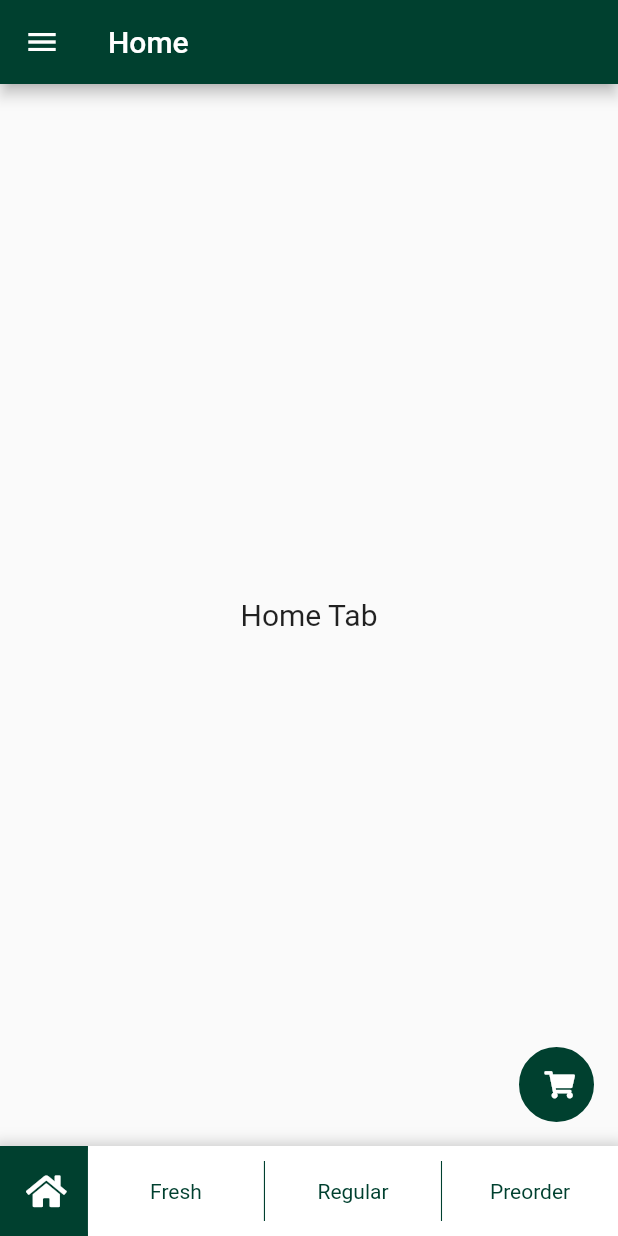
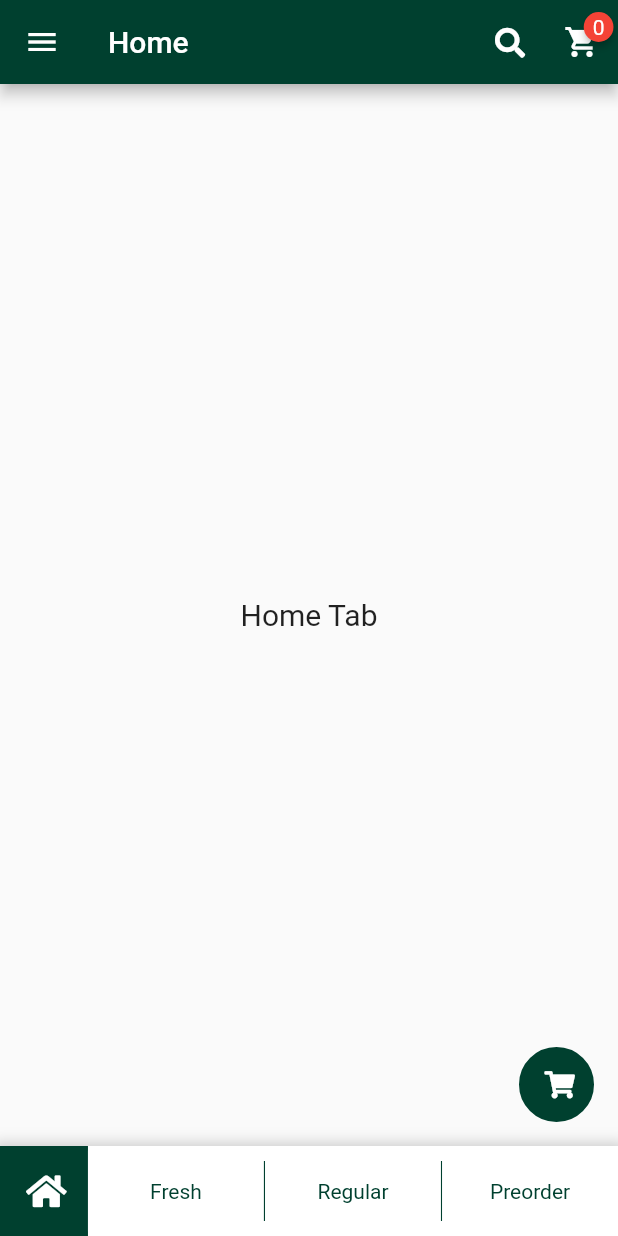
Before and after one commit to imamhossain94/shodai-mama-task, a Flutter app: the screen it shows after launch, on a phone screen of 412 x 824 dp. Run offline on Flutter 3.47's test engine with Material 2 defaults, Android fonts, the phone set to English and light mode, and no system bars; drawn by our look-alikes of badges; our stand-ins replace font_awesome_flutter, get, get_storage, sizer.

Commit message:
feat: action button added in AppBar

```diff
--- a/lib/views/main_page.dart
+++ b/lib/views/main_page.dart
@@ -1,5 +1,8 @@
+import 'package:badges/badges.dart';
 import 'package:flutter/material.dart';
+import 'package:font_awesome_flutter/font_awesome_flutter.dart';
 import 'package:get/get.dart';
+import 'package:shodai_mama_task/controllers/cart_controller.dart';
 import 'package:shodai_mama_task/controllers/main_controller.dart';
 import 'package:shodai_mama_task/views/components/custom_floating_action_button.dart';
 import 'package:shodai_mama_task/views/tabs/fresh_tab.dart';
@@ -13,6 +16,7 @@ class MainPage extends StatelessWidget {
   MainPage({Key? key}) : super(key: key);
 
   final mainController = Get.put(MainController());
+  final cartController = Get.put(CartController());
 
   @override
   Widget build(BuildContext context) {
@@ -25,7 +29,8 @@ class MainPage extends StatelessWidget {
           getAppBarTitle() ,
         )),
         actions: [
-
+          IconButton(onPressed: (){}, icon: const Icon(FontAwesomeIcons.search, size: 20,)),
+          shoppingCartBadge()
         ],
       ),
       body: getBody(),
@@ -56,4 +61,24 @@ class MainPage extends StatelessWidget {
           children: pages,
         ));
   }
+
+
+  Widget shoppingCartBadge() {
+    return Badge(
+      position: BadgePosition.topEnd(top: 5, end: 3),
+      animationDuration: const Duration(milliseconds: 100),
+      animationType: BadgeAnimationType.scale,
+      shape: BadgeShape.circle,
+      badgeContent: Padding(
+        padding: const EdgeInsets.symmetric(horizontal: 1),
+        child: Text(
+          cartController.count.toString(),
+          style: const TextStyle(color: Colors.white),
+        ),
+      ),
+      child: IconButton(icon: const Icon(Icons.shopping_cart), onPressed: () {}),
+    );
+  }
+
+
 }
```
Also changed, not shown: pubspec.lock.
